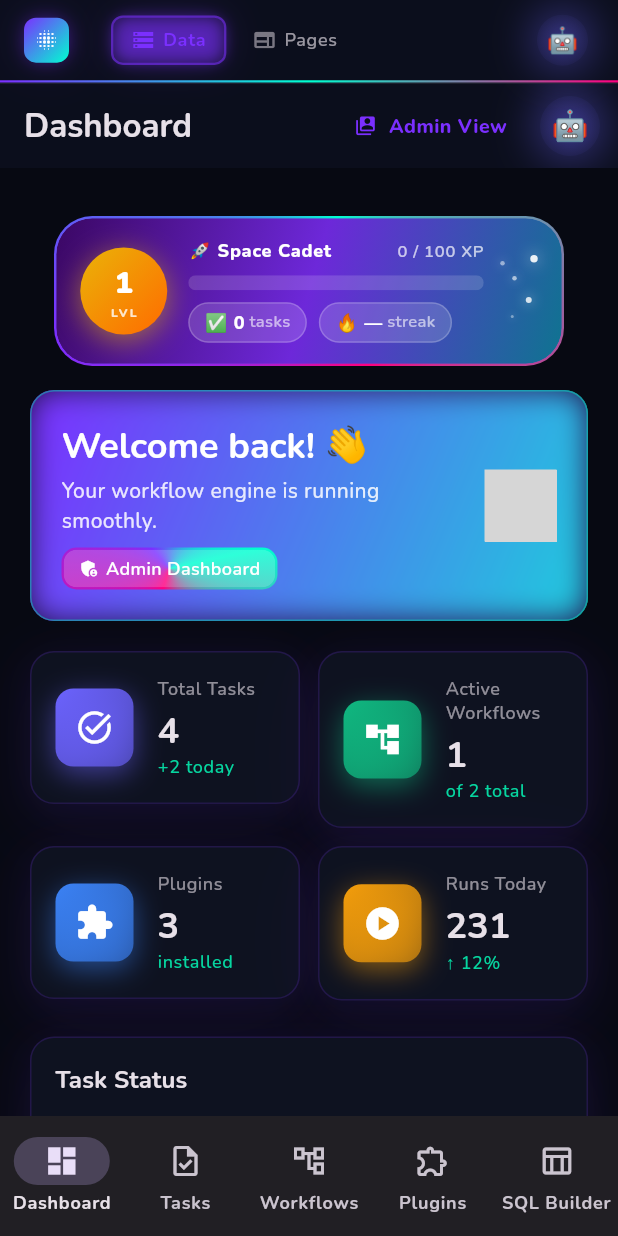
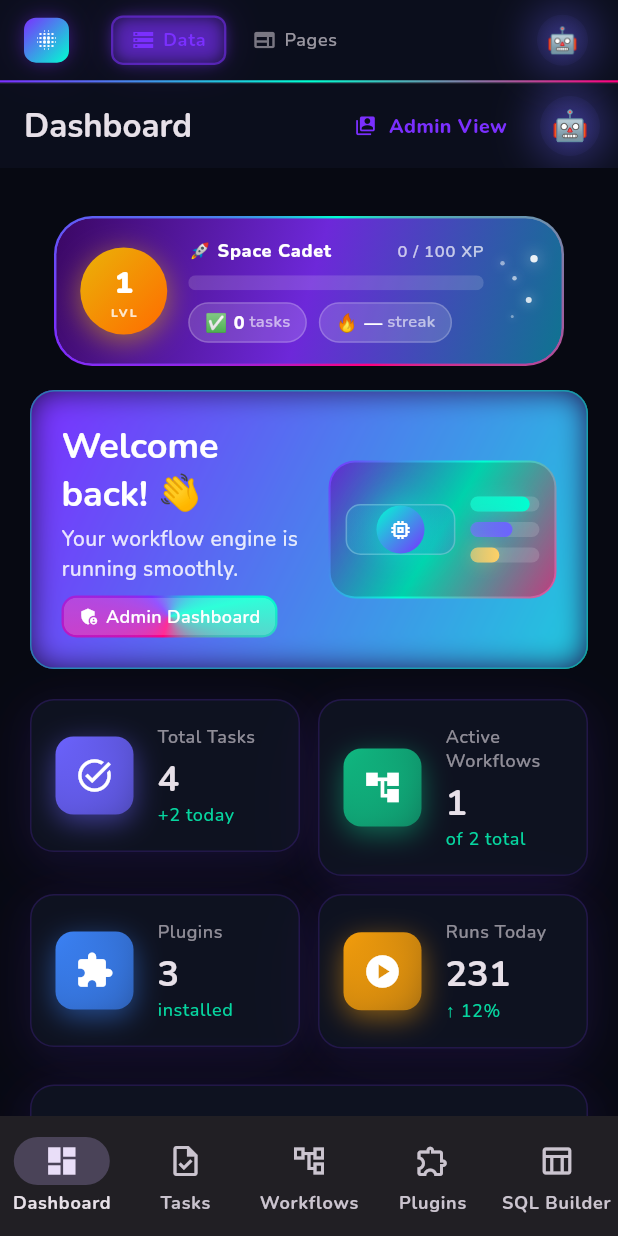
Before and after one commit to driver005/fuzzyboard, a Flutter app: the DashboardPage screen opened by its route, on a phone screen of 412 x 824 dp. Run offline on Flutter 3.47's test engine with Material 3 defaults, Android fonts, the phone set to English and light mode, and no system bars; drawn by our look-alikes of flutter_animate; our stand-ins replace fl_chart, flutter_colorpicker, go_router, google_fonts, shared_preferences; accounts and stored records are empty; grey boxes are pictures that could not be loaded.

Commit message:
Polish dashboard banner with animated living PC core visual
Agent-Logs-Url: https://github.com/driver005/fuzzyboard/sessions/c002081b-c177-4ee3-ad74-e166157f5818

Co-authored-by: driver005 <60899173+driver005@users.noreply.github.com>

```diff
--- a/lib/features/dashboard/dashboard_page.dart
+++ b/lib/features/dashboard/dashboard_page.dart
@@ -219,13 +219,19 @@ class _LivingPcCore extends StatelessWidget {
   @override
   Widget build(BuildContext context) {
     final cs = Theme.of(context).colorScheme;
-    return AnimatedGradientBorder(
-      borderRadius: 18,
-      borderWidth: 1.4,
-      speed: const Duration(seconds: 4),
+    return Container(
+      width: 152,
+      height: 92,
+      padding: const EdgeInsets.all(1.4),
+      decoration: BoxDecoration(
+        borderRadius: BorderRadius.circular(18),
+        gradient: LinearGradient(
+          colors: [cs.primary, cs.secondary, const Color(0xFFEC4899)],
+          begin: Alignment.topLeft,
+          end: Alignment.bottomRight,
+        ),
+      ),
       child: Container(
-        width: 152,
-        height: 92,
         padding: const EdgeInsets.all(10),
         decoration: BoxDecoration(
           color: Colors.black.withOpacity(0.18),
@@ -281,9 +287,9 @@ class _LivingPcCore extends StatelessWidget {
               ),
             ),
             const SizedBox(width: 10),
-            Column(
+            const Column(
               mainAxisAlignment: MainAxisAlignment.center,
-              children: const [
+              children: [
                 _PcSignal(color: Color(0xFF00FFD1), value: 0.86),
                 SizedBox(height: 7),
                 _PcSignal(color: Color(0xFF6C63FF), value: 0.61),
```
